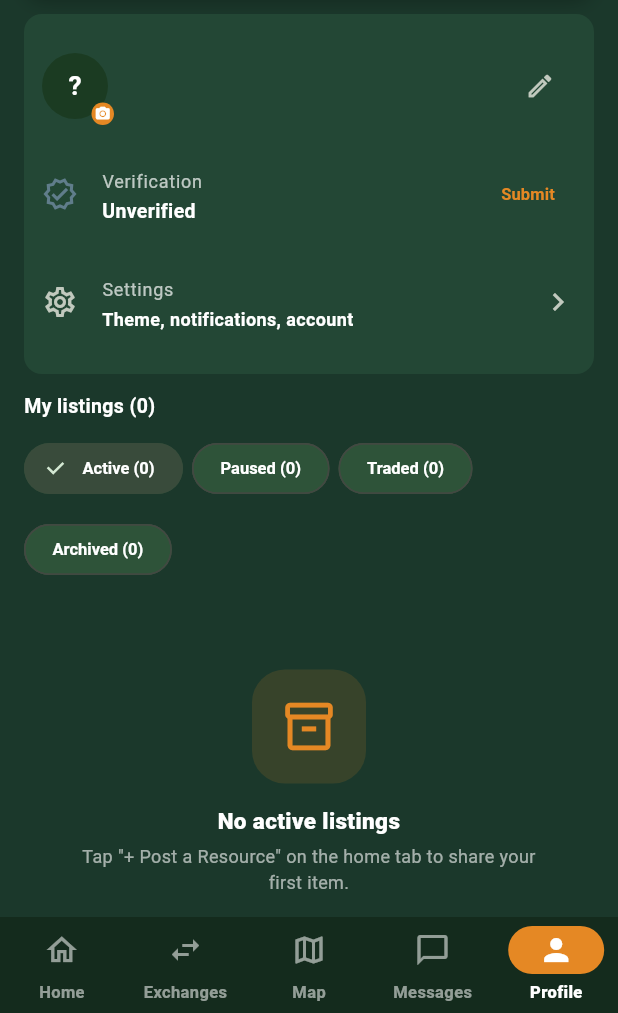
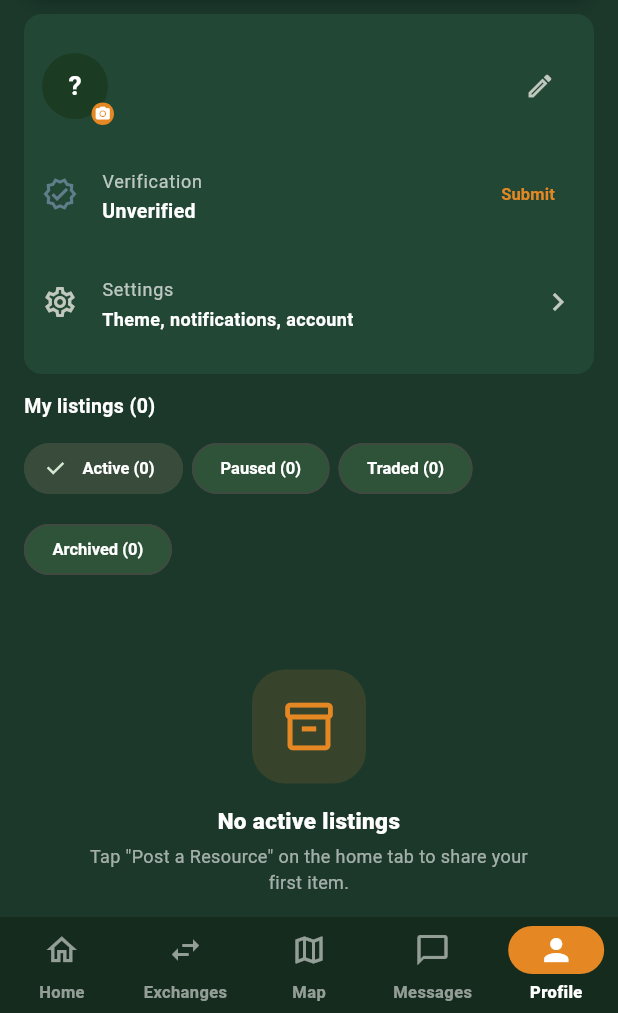
Before and after one commit to apexpredator20050904/CBLREP, a Flutter app: the CblrepShell screen opened directly, item 5 of the bottom bar chosen, on a phone screen of 412 x 824 dp, the part 223-1236 px from its top. Run offline on Flutter 3.47's test engine with Material 3 defaults, Android fonts, the phone set to English and light mode, and no system bars; our stand-ins replace dio, file_picker, firebase_core, firebase_messaging, flutter_local_notifications, flutter_map and 8 more; accounts and stored records are empty; network calls fail.

Commit message:
Fix the doubled add sign on the "Post a Resource" button
The floating action button already draws an Icons.add icon, but its
label also began with a typed "+", so the button read "+ + Post a
Resource". Drop the typed plus and let the icon carry it. The profile
empty-state hint quotes the label, so it follows.

```diff
--- a/lib/screens/profile_screen.dart
+++ b/lib/screens/profile_screen.dart
@@ -381,7 +381,7 @@ class _ProfileScreenState extends State<ProfileScreen> {
 
   String _emptySubtitle() => switch (_myFilter) {
         'active' =>
-          'Tap "+ Post a Resource" on the home tab to share your first item.',
+          'Tap "Post a Resource" on the home tab to share your first item.',
         'paused' => 'Paused listings are hidden from the feed but kept here.',
         'traded' => 'Mark a listing as traded once a swap is done.',
         'archived' => 'Archived listings rest here until you restore them.',
--- a/lib/widgets/cblrep_shell.dart
+++ b/lib/widgets/cblrep_shell.dart
@@ -136,7 +136,7 @@ class _CblrepShellState extends State<CblrepShell> {
                 await Navigator.push(context, MaterialPageRoute(builder: (_) => const CreateListingScreen()));
               },
               icon: const Icon(Icons.add),
-              label: const Text('+ Post a Resource', style: TextStyle(fontWeight: FontWeight.bold)),
+              label: const Text('Post a Resource', style: TextStyle(fontWeight: FontWeight.bold)),
             )
           : null,
       bottomNavigationBar: NavigationBar(
```
